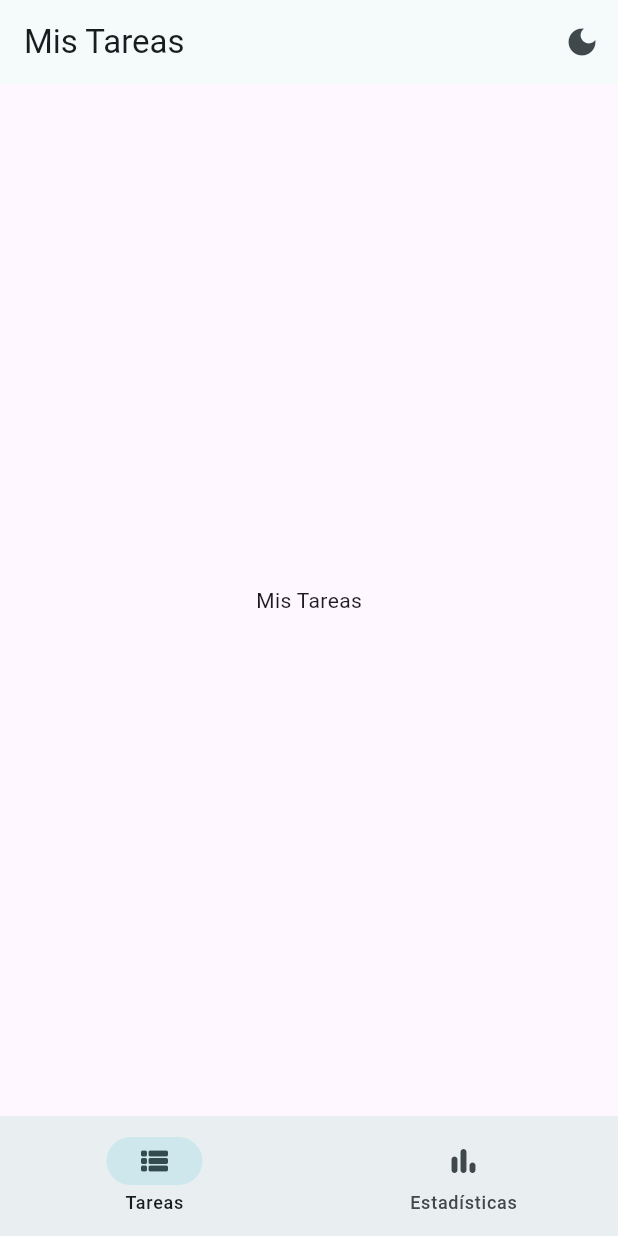
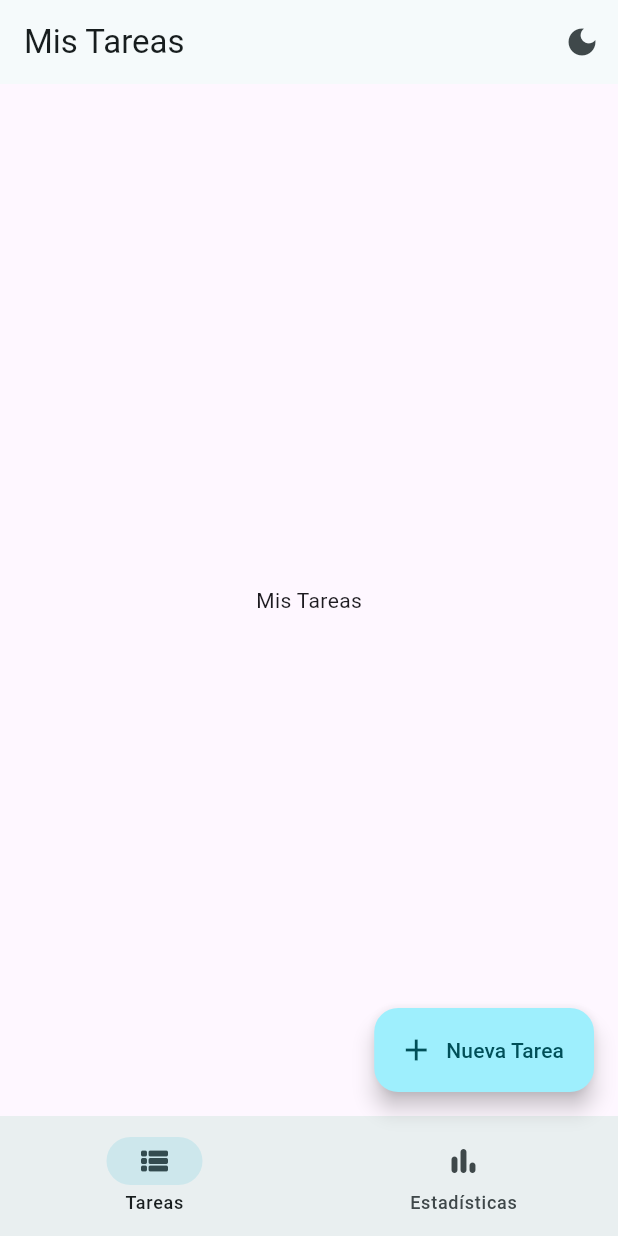
Before and after one commit to BSolPercyTomicha/todo_app, a Flutter app: the screen it shows after launch, on a phone screen of 412 x 824 dp. Run offline on Flutter 3.47's test engine with Material 3 defaults, Android fonts, the phone set to English and light mode, and no system bars; our stand-ins replace flutter_bloc.

```diff
--- a/lib/app.dart
+++ b/lib/app.dart
@@ -1,8 +1,9 @@
 import 'package:flutter/material.dart';
 import 'package:flutter_bloc/flutter_bloc.dart';
-import 'features/todo/pages/tasks.page.dart';
+import 'features/task/pages/tasks.page.dart';
 import 'theme/presentation/bloc/theme.cubit.dart';
-import 'features/stastics/presentation/pages/statistics.page.dart';
+import 'features/task/pages/statistics.page.dart';
+import 'features/task/pages/task_create.page.dart';
 
 class MyTodoApp extends StatefulWidget {
   const MyTodoApp({super.key});
@@ -49,6 +50,9 @@ class _MyTodoAppState extends State<MyTodoApp> {
                 brightness: Brightness.dark,
               ),
             ),
+            routes: {
+              '/task/create': (context) => const TaskCreatePage(),
+            },
             home: Scaffold(
               appBar: _selectedIndex == 0
                   ? AppBar(
@@ -64,6 +68,18 @@ class _MyTodoAppState extends State<MyTodoApp> {
                     )
                   : null,
               body: _pages[_selectedIndex],
+              floatingActionButton: Builder(
+                builder: (context) {
+                  return FloatingActionButton.extended(
+                    icon: const Icon(Icons.add),
+                    label: const Text('Nueva Tarea'),
+                    onPressed: () {
+                      Navigator.pushNamed(context, '/task/create');
+                    },
+                    tooltip: 'Crear nueva tarea',
+                  );
+                }
+              ),
               bottomNavigationBar: NavigationBar(
                 selectedIndex: _selectedIndex,
                 onDestinationSelected: (index) {
```
Also changed, not shown: lib/features/task/pages/task_create.page.dart (added, +13 -0 lines), lib/features/task/pages/statistics.page.dart (renamed from lib/features/stastics/presentation/pages/statistics.page.dart), lib/features/task/pages/tasks.page.dart (renamed from lib/features/todo/pages/tasks.page.dart).
